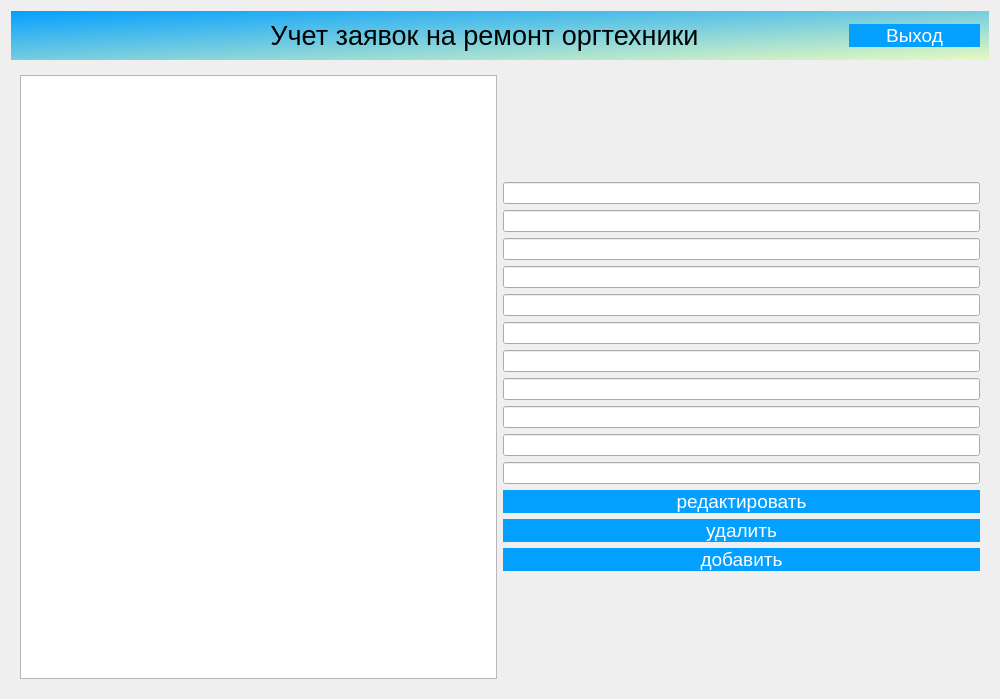
This is 4 курс/demex/polus/polus/views/welcomescreen.ui in zdarova69/USMONOVNN-IS21 as Qt 5 draws it before an edit. The edited form follows.
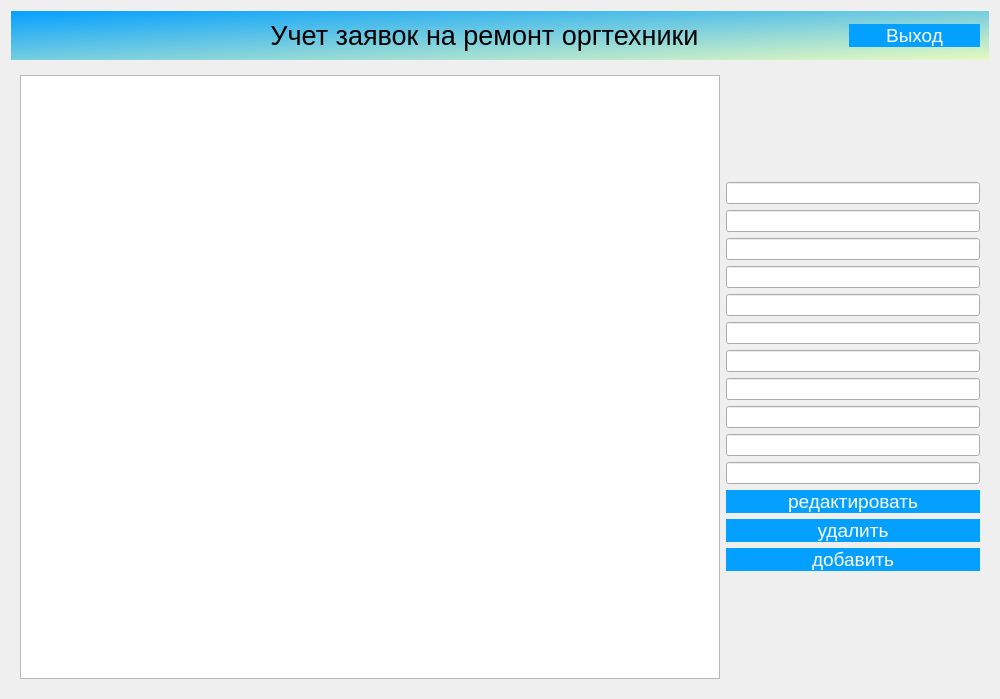
This is the edited form. The open tabs and pages were chosen to show the change. Icons and pictures are not drawn.

Diff of the .ui file:
```diff
--- a/4 курс/demex/polus/polus/views/welcomescreen.ui
+++ b/4 курс/demex/polus/polus/views/welcomescreen.ui
@@ -261,7 +261,14 @@
          <item row="0" column="0">
           <layout class="QHBoxLayout" name="horizontalLayout_3">
            <item>
-            <widget class="QTableWidget" name="tableMasteraZayavki"/>
+            <widget class="QTableWidget" name="tableMasteraZayavki">
+             <property name="minimumSize">
+              <size>
+               <width>700</width>
+               <height>0</height>
+              </size>
+             </property>
+            </widget>
            </item>
            <item>
             <layout class="QVBoxLayout" name="verticalLayout_4">
```
